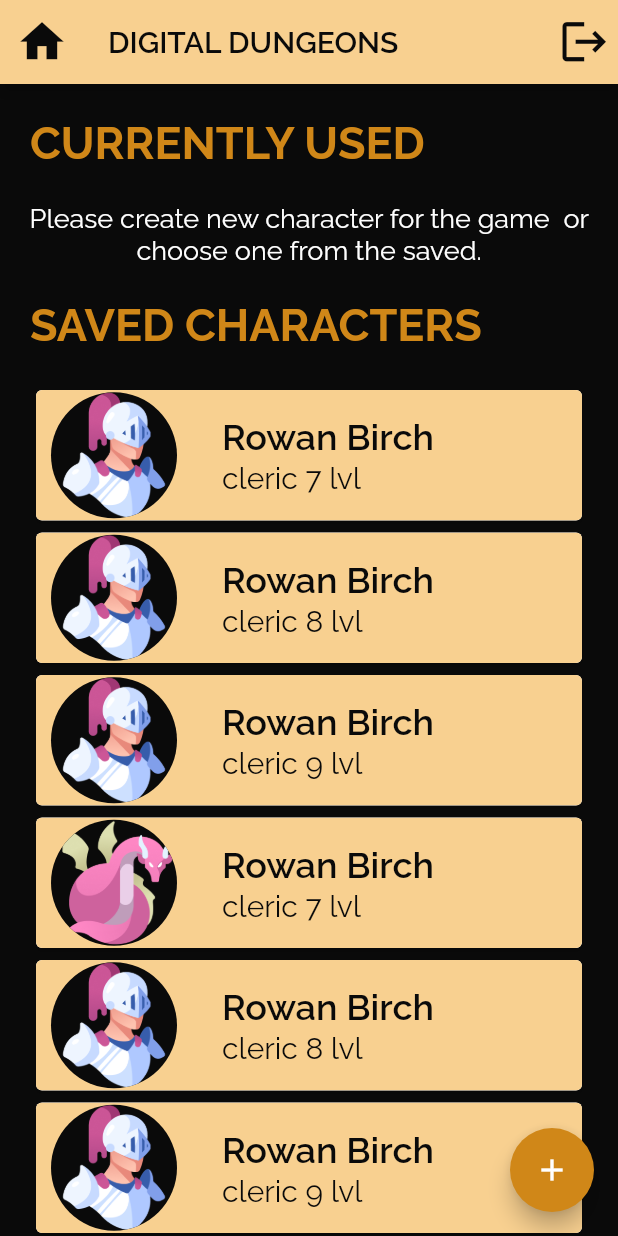
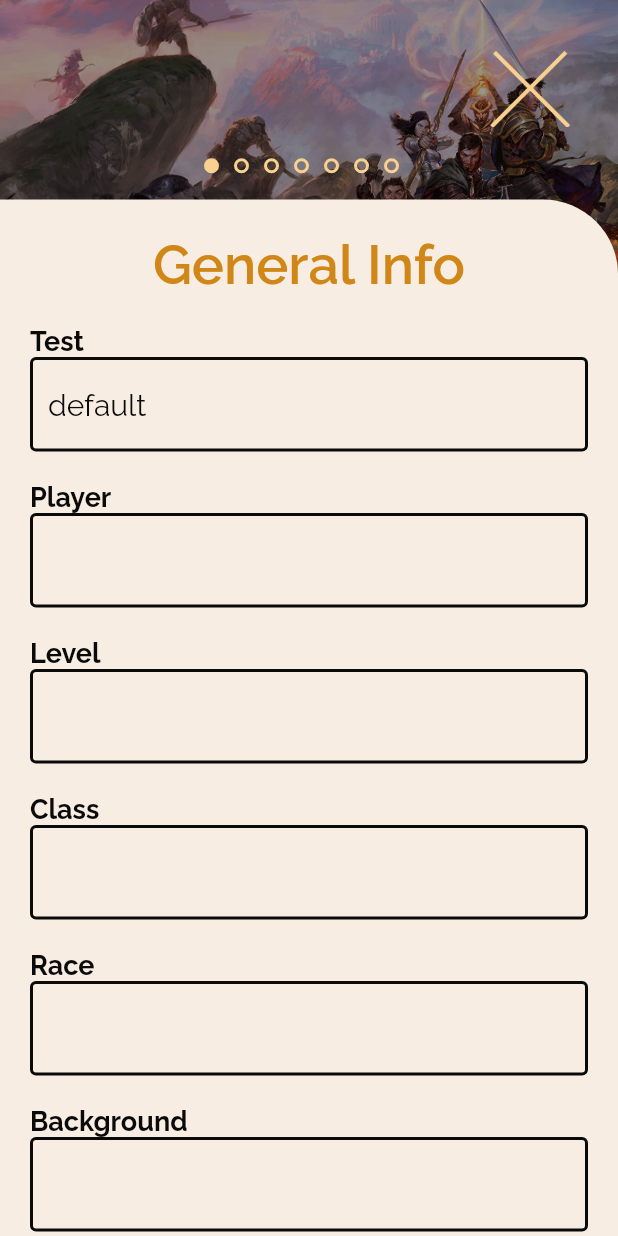
Before and after one commit to RomanBlahuta/Digital-Dungeons, a Flutter app: the DDCharactersListScreen screen opened by its route, after a tap on the "add" icon, on a phone screen of 412 x 824 dp. Run offline on Flutter 3.47's test engine with Material 2 defaults, Android fonts, the phone set to English and light mode, and no system bars; our stand-ins replace equatable, flutter_bloc.

Commit message:
screens/create-character/general-info_page: create general info screen

```diff
--- a/lib/main.dart
+++ b/lib/main.dart
@@ -53,6 +53,9 @@ class MyApp extends StatelessWidget {
         else if (settings.name == DDRoutes.ItemSheet) {
           return MaterialPageRoute(builder: (context) => DDItemSheetScreen());
         }
+        else if (settings.name == DDRoutes.GeneralInfo) {
+          return MaterialPageRoute(builder: (context) => DDGeneralInfoScreen());
+        }
       }
     );
   }
--- a/lib/screens/characters-list_screen.dart
+++ b/lib/screens/characters-list_screen.dart
@@ -100,7 +100,7 @@ class DDCharactersListScreen extends StatelessWidget {
             ),
           ),
           floatingActionButton: FloatingActionButton(
-            onPressed: () {},
+            onPressed: () {Navigator.pushNamed(context, DDRoutes.GeneralInfo);},
             backgroundColor: DDTheme.accentColor,
             child: const Icon(Icons.add),
             splashColor: DDTheme.primaryColor,
--- /dev/null
+++ b/lib/screens/create-chracter/general-info_screen.dart
@@ -0,0 +1,114 @@
+import 'package:digitaldungeons/utils/index.dart';
+import 'package:flutter/material.dart';
+
+import '../../widgets/index.dart';
+
+class DDGeneralInfoScreen extends StatelessWidget {
+  DDGeneralInfoScreen({Key? key}) : super(key: key);
+
+  TextEditingController _nameController = TextEditingController(text: 'default');
+  TextEditingController _playerController = TextEditingController();
+  TextEditingController _levelController = TextEditingController();
+  TextEditingController _classController = TextEditingController();
+  TextEditingController _raceController = TextEditingController();
+  TextEditingController _backgroundController = TextEditingController();
+
+  static const pageIndex = 0;
+
+  // String name = '';
+  // String player = '';
+  // String level = '';
+  // String char_class = '';
+  // String race = '';
+  // String background = '';
+
+  @override
+  Widget build(BuildContext context) {
+    return SafeArea(
+        child: Scaffold(
+            backgroundColor: DDTheme.lightColor,
+            body: SingleChildScrollView(
+              child: Stack(
+                children: [
+                  Container(
+                    alignment: Alignment.center,
+                    height: 211,
+                    width: MediaQuery.of(context).size.width,
+                    decoration: BoxDecoration(
+                        image: DecorationImage (
+                          image: AssetImage(DDCreateCharacterBack),
+                          fit: BoxFit.cover,
+                        )
+                    ),
+                    child: Padding(
+                      padding: EdgeInsets.only(top: 10),
+                      child: DDDotsIndicator(
+                          len: DDCreateCharacterScreensAmount,
+                          indicate: pageIndex
+                      ),
+                    ),
+                  ),
+                  Column(
+                    children: [
+                      SizedBox(height: 133,),
+                      Container(
+                          width: MediaQuery.of(context).size.width,
+                          // height: 431,
+                          decoration: BoxDecoration(
+                              color: DDTheme.lightColor,
+                              borderRadius: BorderRadius.only(
+                                topRight: Radius.circular(50),
+                              )
+                          ),
+                          child: Padding(
+                            padding: EdgeInsets.only(left: 20, right: 20),
+                            child: Column(
+                              children: [
+                                SizedBox(
+                                  height: 22,
+                                ),
+                                Text(
+                                  'General Info',
+                                  textAlign: TextAlign.center,
+                                  style: DDTextTheme.Raleway36AccentSemiBold,
+                                ),
+                                SizedBox(
+                                  height: 20,
+                                ),
+                                DDInputText(fieldName: "Test", controller: _nameController),
+                                DDInputText(fieldName: "Player", controller: _playerController),
+                                DDInputText(fieldName: "Level", controller: _levelController),
+                                DDInputText(fieldName: "Class", controller: _classController),
+                                DDInputText(fieldName: "Race", controller: _raceController),
+                                DDInputText(fieldName: "Background", controller: _backgroundController),
+                                Align(
+                                  alignment: Alignment.bottomRight,
+                                  child: IconButton(
+                                    iconSize: 77,
+                                    icon: Image.asset(DDArrowIcon),
+                                    onPressed: () => print(_nameController.text),
+                                  ),
+                                ),
+                                SizedBox(height: 30,),
+                              ],
+                            ),
+                          )
+                      ),
+                    ],
+                  ),
+                  Positioned(
+                    top: 24,
+                    right: 24,
+                    child: IconButton(
+                      iconSize: 54,
+                      icon: Image.asset(DDCloseLightIcon),
+                      onPressed: () => print('Close button click event'),
+                    ),
+                  ),
+                ],
+              ),
+            )
+        )
+    );
+  }
+}
--- a/lib/screens/index.dart
+++ b/lib/screens/index.dart
@@ -6,3 +6,4 @@ export 'spell-sheet_screen.dart';
 export 'characters-list_screen.dart';
 export 'item-list_screen.dart';
 export 'item-sheet_screen.dart';
+export 'create-chracter/general-info_screen.dart';
--- a/lib/utils/constants.dart
+++ b/lib/utils/constants.dart
@@ -6,6 +6,10 @@ const DDMonsterIcon = "assets/images/icons/DD_monster.png";
 const DDElfIcon = "assets/images/icons/DD_elf.png";
 const DDKnightIcon = "assets/images/icons/DD_knight.png";
 const DDCloseIcon = "assets/images/icons/DD_close.png";
+const DDCloseLightIcon = "assets/images/icons/DD_close_light.png";
+const DDArrowIcon = "assets/images/icons/DD_arrow.png";
+
+
 const DDSpellBookIcon = "assets/images/icons/DD_spell_book.png";
 
 const DDCreateCharacterBack = "assets/images/DD_create_character.png";
@@ -20,6 +24,7 @@ const DDItemListBanner = "assets/images/DD_items_list_banner.png";
 const DDBanner = "assets/images/DD_banner.png";
 const DDLogo = "assets/images/DD_logo.png";
 // const DDSpellBookBanner = "assets/images/DD_spell_book_banner.png";
+const DDCreateCharacterScreensAmount = 7;
 
 const DDCharacterMainInfo = [
   'Player',
--- a/lib/utils/navigation.dart
+++ b/lib/utils/navigation.dart
@@ -9,4 +9,5 @@ class DDRoutes {
   static const String SpellBook = 'spell-book';
   static const String ItemList = 'item-list';
   static const String ItemSheet = 'item-sheet';
+  static const String GeneralInfo = 'general-info';
 }
--- a/lib/utils/text.dart
+++ b/lib/utils/text.dart
@@ -150,4 +150,11 @@ class DDTextTheme {
     fontFamily: "Raleway",
     fontSize: 20,
   );
+
+  static const TextStyle Raleway36AccentSemiBold = TextStyle(
+    color: DDTheme.accentColor,
+    fontWeight: FontWeight.w600,
+    fontFamily: "Raleway",
+    fontSize: 36,
+  );
 }
--- /dev/null
+++ b/lib/widgets/dots-indicator.dart
@@ -0,0 +1,39 @@
+import 'package:flutter/material.dart';
+
+import '../utils/index.dart';
+
+class DDDotsIndicator extends StatelessWidget {
+  final len;
+  final indicate;
+
+  const DDDotsIndicator({Key? key, required this.len, required this.indicate}) : super(key: key);
+
+  @override
+  Widget build(BuildContext context) {
+    return Row(
+        mainAxisAlignment: MainAxisAlignment.center,
+        children: [
+          for (var i = 0; i < len; i++)
+            Padding(
+              padding: EdgeInsets.only(right: 10),
+              child: Container(
+                  width: 10,
+                  height: 10,
+                  decoration: (i == indicate)
+                      ?
+                  BoxDecoration(
+                    color: DDTheme.primaryColor,
+                    shape: BoxShape.circle,
+                  )
+                      :
+                  BoxDecoration(
+                    // color: DDTheme.primaryColor,
+                    border: Border.all(color: DDTheme.primaryColor, width: 2),
+                    shape: BoxShape.circle,
+                  )
+              ),
+            )
+        ]
+    );
+  }
+}
--- a/lib/widgets/index.dart
+++ b/lib/widgets/index.dart
@@ -5,3 +5,5 @@ export 'category-header.dart';
 export 'info-section.dart';
 export 'list-button.dart';
 export 'app-bar.dart';
+export 'dots-indicator.dart';
+export 'input-text.dart';
--- /dev/null
+++ b/lib/widgets/input-text.dart
@@ -0,0 +1,44 @@
+import 'package:flutter/material.dart';
+
+import '../utils/index.dart';
+
+class DDInputText extends StatelessWidget {
+  final String fieldName;
+  final TextEditingController controller;
+
+  const DDInputText({Key? key, required this.fieldName, required this.controller}) : super(key: key);
+
+  @override
+  Widget build(BuildContext context) {
+    return Column(
+      children: [
+        Align(
+          alignment: Alignment.topLeft,
+          child: Text(fieldName, style: DDTextTheme.Raleway18BlackBold, ),
+        ),
+        TextFormField(
+          controller: controller,
+          validator: (value) {
+            if (value!.isEmpty) {
+              return "Field couldn't be empty!";
+            }
+          },
+          // maxLines: null,
+          // minLines: 1,
+          // keyboardType: TextInputType.multiline,
+          style: DDTextTheme.Raleway20BlackRegular,
+          decoration: InputDecoration(
+            focusedBorder: OutlineInputBorder(
+              borderSide: BorderSide(color: DDTheme.darkColor, width: 2.0),
+            ),
+            enabledBorder: OutlineInputBorder(
+              borderSide: BorderSide(color: DDTheme.darkColor, width: 2.0),
+            ),
+          ),
+          textAlign: TextAlign.left,
+        ),
+        SizedBox(height: 20,)
+      ],
+    );
+  }
+}
```
Also changed, not shown: assets/images/icons/DD_arrow.png (added), assets/images/icons/DD_close_light.png (added).
